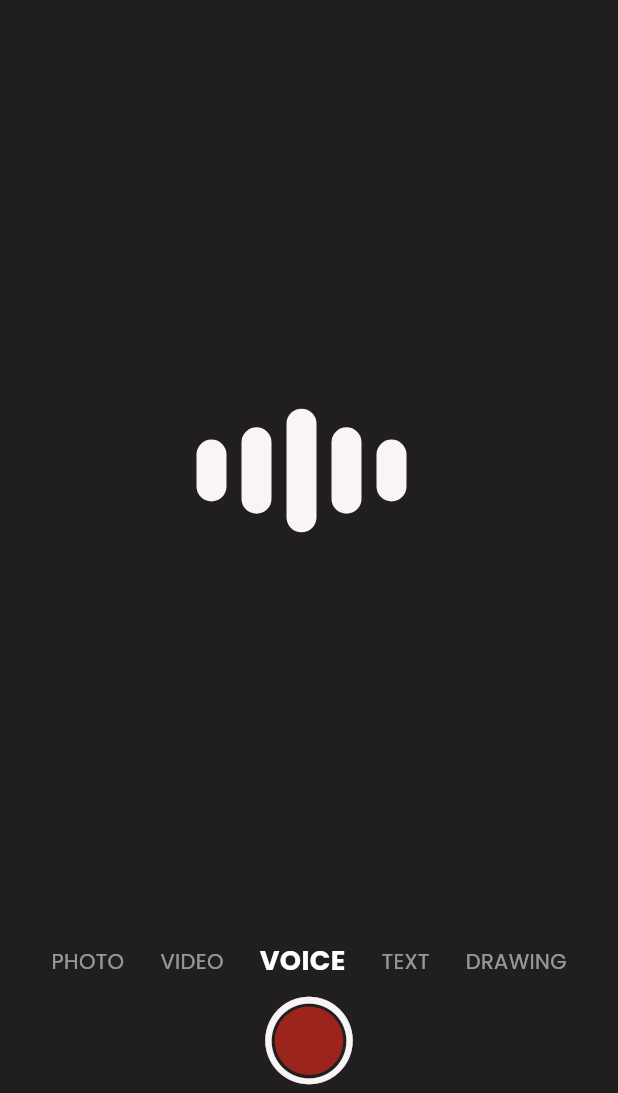
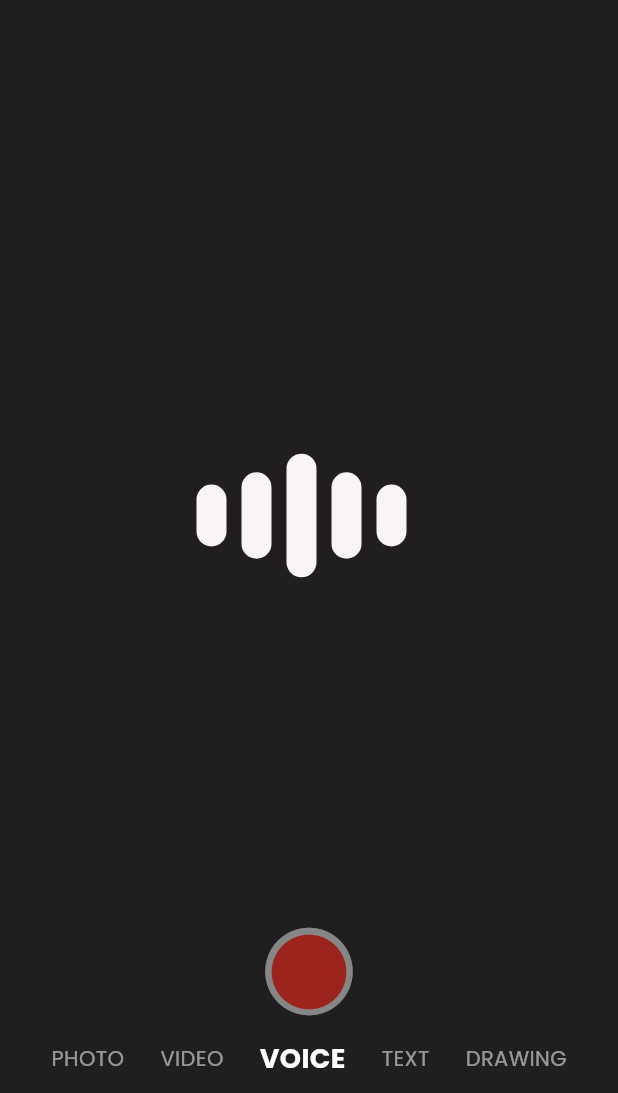
Before and after one commit to censop/back_to_us, a Flutter app: the CaptureScreen screen opened by its route, swiped to page 3, on a phone screen of 412 x 824 dp, the part 143-1236 px from its top. Run offline on Flutter 3.47's test engine with Material 3 defaults, Android fonts, the phone set to English and light mode, and no system bars; our stand-ins replace camera, cloud_firestore, firebase_auth, firebase_core, firebase_storage, image_picker and 3 more; missing offline and left inert: record; accounts and stored records are empty.

Commit message:
some minor updates

```diff
--- a/lib/screens/NavigationBar/capture_screen.dart
+++ b/lib/screens/NavigationBar/capture_screen.dart
@@ -62,7 +62,9 @@ class _CaptureScreenState extends State<CaptureScreen> with WidgetsBindingObserv
       body: Column(
         children: [
           Expanded(
-            child: PageView.builder(
+            child: Stack(
+              children: [
+                PageView.builder(
                   controller: _pageController,
                   onPageChanged: (value) {
                     // Check if transitioning between camera and non-camera modes
@@ -84,9 +86,15 @@ class _CaptureScreenState extends State<CaptureScreen> with WidgetsBindingObserv
                     return _buildModePage(index);
                   },
                 ),
+                Align(
+                  alignment: Alignment.bottomCenter,
+                  child: _buildModeButton(_currentPage)
+                ),
+              ],
+            ),
           ),
           Padding(
-            padding: EdgeInsets.fromLTRB(0, 5, 0, 0),
+            padding: EdgeInsets.all(10),
             child: Column(
               children: [
                 ValueListenableBuilder(
@@ -122,8 +130,6 @@ class _CaptureScreenState extends State<CaptureScreen> with WidgetsBindingObserv
                     );
                   }
                 ),
-                SizedBox(height: 5),
-                _buildModeButton(_currentPage),
               ],
             ),
           ),
--- a/lib/widgets/CaptureScreenButtons/capture_button.dart
+++ b/lib/widgets/CaptureScreenButtons/capture_button.dart
@@ -30,18 +30,13 @@ class _CaptureButtonState extends State<CaptureButton> {
         children: [
           Icon(
             Icons.circle,
-                color: Theme.of(context).colorScheme.primary,
+            color: const Color.fromARGB(118, 255, 255, 255),
             size: 70
           ),
           Icon(
             Icons.circle,
-                color: Theme.of(context).colorScheme.surface,
+            color: widget.innerCircleColor,
             size: 60
-              ),
-              Icon(
-                Icons.circle,
-                color: widget.innerCircleColor,
-                size: 55
           ),
         ],
       ),
--- a/lib/widgets/stacked_member_display.dart
+++ b/lib/widgets/stacked_member_display.dart
@@ -15,8 +15,8 @@ class StackedMemberDisplay extends StatelessWidget {
 
   @override
   Widget build(BuildContext context) {
-    return Row(
-      mainAxisAlignment: MainAxisAlignment.center,
+    return Wrap(
+      alignment: WrapAlignment.center,
       children: [
         ...displayUsers.map((user) {
           return Padding(
--- a/pubspec.yaml
+++ b/pubspec.yaml
@@ -50,6 +50,7 @@ dependencies:
   path_provider: ^2.1.5
   just_audio: ^0.10.5
   flutter_drawing_board: ^0.9.8
+  intl: ^0.20.2
 
 
 dev_dependencies:
```
Also changed, not shown: lib/models/album.dart (+42 -4 lines), lib/screens/NavigationBar/home_screen.dart (+1 -7 lines), lib/widgets/album_grid_item.dart (+10 -60 lines), lib/widgets/album_info_dialog.dart (added, +84 -0 lines), pubspec.lock. Lines whose indentation alone changed are shown as unchanged.
